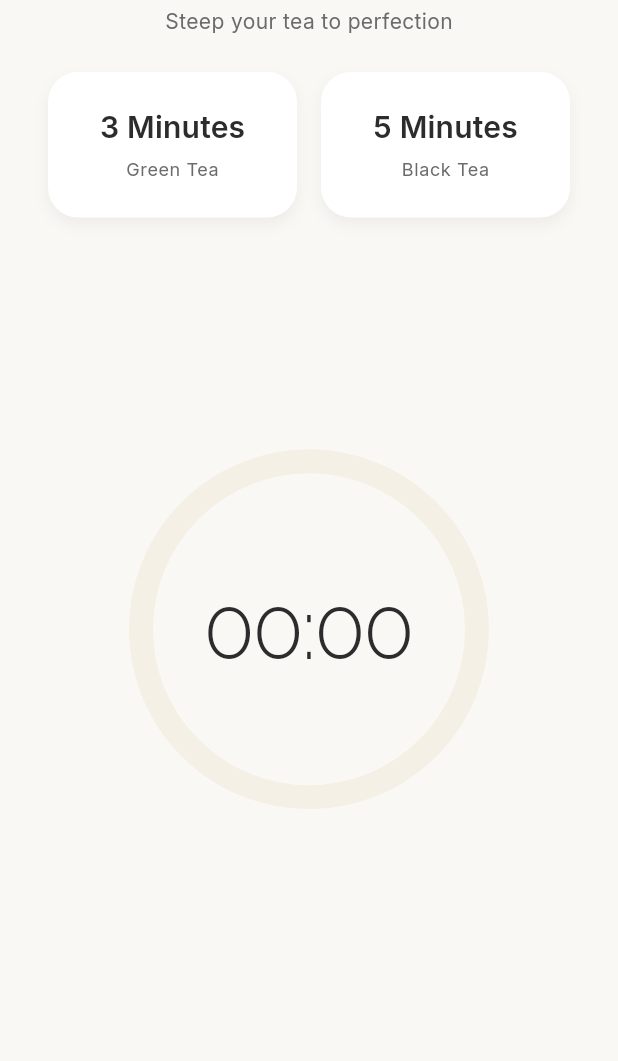
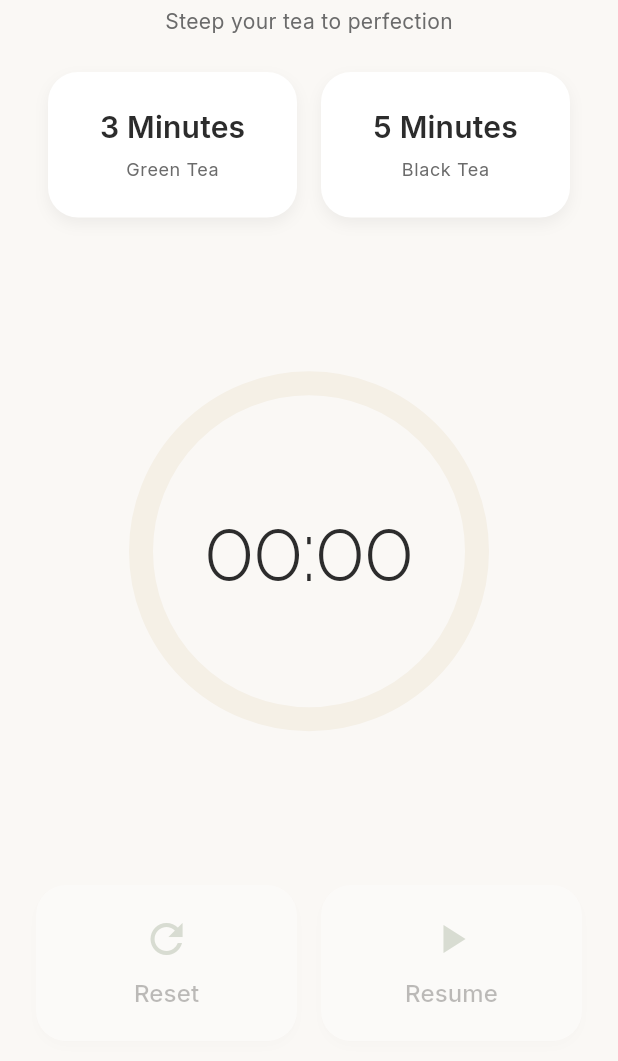
Before and after one commit to alexander-leitch/tea-timer, a Flutter app: the screen it shows after launch, on a phone screen of 412 x 824 dp, the part 123-1184 px from its top. Run offline on Flutter 3.47's test engine with Material 3 defaults, Android fonts, the phone set to English and light mode, and no system bars; our stand-ins replace audioplayers, flutter_riverpod, google_fonts.

Commit message:
Combine pause/resume into single toggle button and make control buttons always visible

```diff
--- a/lib/screens/timer_screen.dart
+++ b/lib/screens/timer_screen.dart
@@ -187,44 +187,33 @@ class _TimerScreenState extends ConsumerState<TimerScreen> {
 
   /// Build control buttons based on timer status
   Widget _buildControlButtons(TimerState state, TimerController controller) {
-    if (state.status == TimerStatus.idle) {
-      // No controls when idle - user should select duration
-      return const SizedBox.shrink();
-    }
+    // Determine if buttons should be active
+    final bool hasTimer = state.selectedDuration > 0;
+    final bool isRunningOrPaused = state.status == TimerStatus.running || state.status == TimerStatus.paused;
 
     return Row(
       children: [
-        // Reset button
+        // Reset button (always visible, active when timer exists)
         Expanded(
           child: _ControlCard(
             icon: Icons.refresh,
             label: 'Reset',
-            onPressed: controller.reset,
-            isActive: true,
+            onPressed: hasTimer ? controller.reset : null,
+            isActive: hasTimer,
           ),
         ),
 
         const SizedBox(width: 16),
 
-        // Pause button (active when running, inactive otherwise)
+        // Pause/Resume toggle button (always visible, active when running or paused)
         Expanded(
           child: _ControlCard(
-            icon: Icons.pause,
-            label: 'Pause',
-            onPressed: state.status == TimerStatus.running ? controller.pause : null,
-            isActive: state.status == TimerStatus.running,
-          ),
-        ),
-
-        const SizedBox(width: 16),
-
-        // Resume button (active when paused, inactive otherwise)
-        Expanded(
-          child: _ControlCard(
-            icon: Icons.play_arrow,
-            label: 'Resume',
-            onPressed: state.status == TimerStatus.paused ? controller.resume : null,
-            isActive: state.status == TimerStatus.paused,
+            icon: state.status == TimerStatus.running ? Icons.pause : Icons.play_arrow,
+            label: state.status == TimerStatus.running ? 'Pause' : 'Resume',
+            onPressed: isRunningOrPaused
+                ? (state.status == TimerStatus.running ? controller.pause : controller.resume)
+                : null,
+            isActive: isRunningOrPaused,
           ),
         ),
       ],
```
Also changed, not shown: 1 other file.
